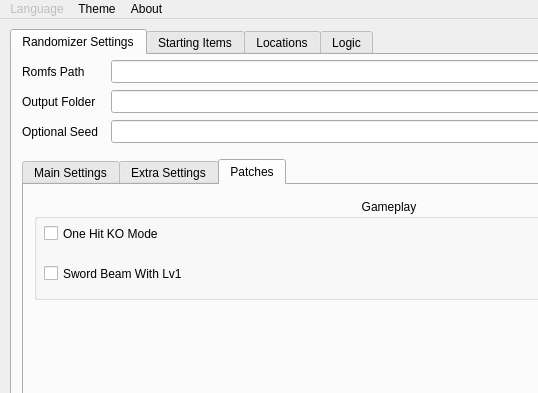
First picture: the form in UI/ui_form.ui, repository Owen-Splat/LAS-Randomizer, before the edit; both pictures show x 0 to 538 and y 0 to 393 of the 780 by 650 pixel window.
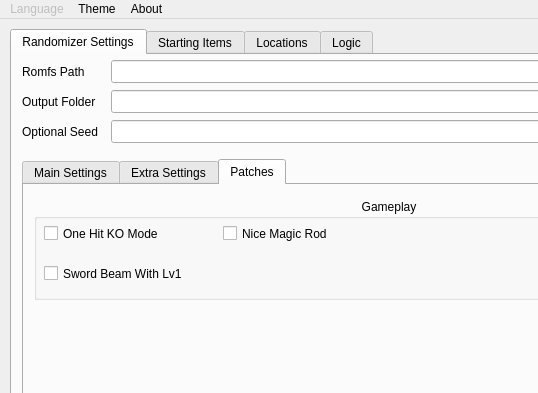
Second picture: the form after the edit. The open tabs and pages were chosen to show the change.

Commit message: adds Nice Magic Rod setting

The edit to the form file:
```diff
--- a/UI/ui_form.ui
+++ b/UI/ui_form.ui
@@ -1591,6 +1591,22 @@
           <string>Sword Beam With Lv1</string>
          </property>
         </widget>
+        <widget class="QCheckBox" name="niceRodCheck">
+         <property name="geometry">
+          <rect>
+           <x>189</x>
+           <y>24</y>
+           <width>151</width>
+           <height>21</height>
+          </rect>
+         </property>
+         <property name="whatsThis">
+          <string>Increases the fire rate of the Magic Rod</string>
+         </property>
+         <property name="text">
+          <string>Nice Magic Rod</string>
+         </property>
+        </widget>
        </widget>
        <widget class="QLabel" name="label_4">
         <property name="geometry">
```
The commit also changes 3 other files.
